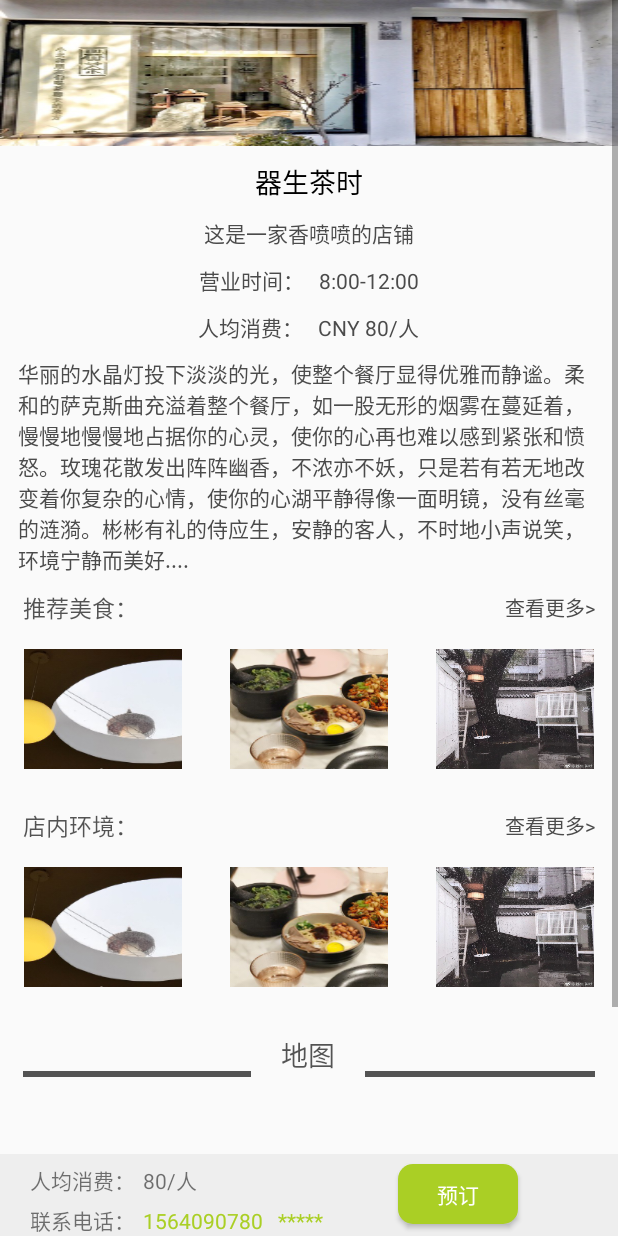
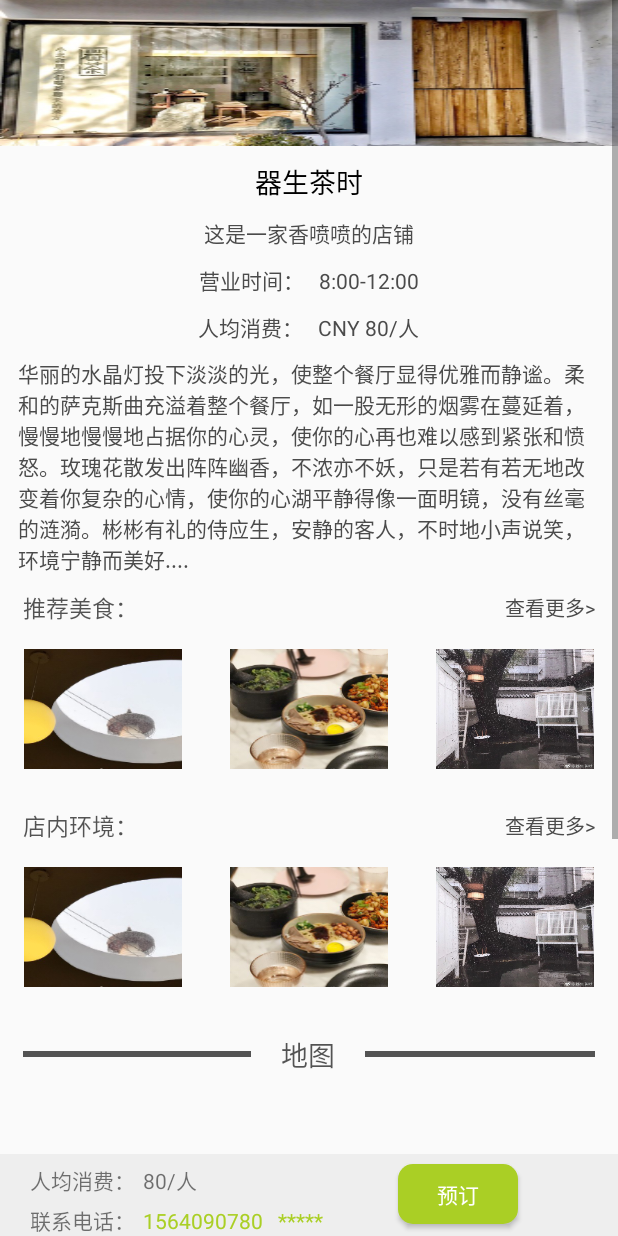
Before and after one commit to imgaryyang/Sweet, an Android app: the StoreParticularInfoActivity screen opened directly, with no data from a screen before it, on a phone screen of 412 x 824 dp. Run offline under Robolectric (Android 15) with nearby library versions, the phone set to English and light mode, and no system bars; plain views replace MapView; pictures from the network do not load.

Commit message:
修改店铺详情显示不全问题

```diff
--- a/app/src/main/java/com/lucky/sweet/activity/StoreParticularInfoActivity.java
+++ b/app/src/main/java/com/lucky/sweet/activity/StoreParticularInfoActivity.java
@@ -3,13 +3,17 @@ package com.lucky.sweet.activity;
 import android.content.Intent;
 import android.os.Bundle;
 import android.widget.ImageView;
+import android.widget.ListView;
 import android.widget.TextView;
 import android.widget.Toast;
 
 import com.bumptech.glide.Glide;
 import com.lucky.sweet.R;
+import com.lucky.sweet.adapter.CircleListViewAdapter;
 import com.lucky.sweet.entity.StoreDetailedInfo;
 import com.lucky.sweet.moudel.particularinfo.ParticularInfoManager;
+
+import java.util.ArrayList;
 
 /**
  * Created by c on 2017/12/13.
@@ -31,6 +35,7 @@ public class StoreParticularInfoActivity extends BaseActivity  {
     private TextView tv_shop_int;
     private TextView tv_shop_worktime;
     private TextView tv_shop_des;
+    private ListView lv_circle;
 
     @Override
     protected void onCreate(Bundle savedInstanceState) {
@@ -48,6 +53,14 @@ public class StoreParticularInfoActivity extends BaseActivity  {
         Intent intent = getIntent();
         int shopid = intent.getIntExtra("shopid", 0);
         Toast.makeText(this, "点击店铺ID：" + shopid, Toast.LENGTH_SHORT).show();
+        ArrayList<String> objects = new ArrayList<String>();
+        objects.add("");
+        objects.add("");
+        objects.add("");
+        objects.add("");
+        objects.add("");
+        objects.add("");
+        lv_circle.setAdapter(new CircleListViewAdapter(objects,StoreParticularInfoActivity.this));
     }
 
     public void upData(StoreDetailedInfo.MerinfoBean info) {
@@ -73,7 +86,7 @@ public class StoreParticularInfoActivity extends BaseActivity  {
         tv_shop_int = findViewById(R.id.tv_shop_int);
         tv_shop_worktime = findViewById(R.id.tv_shop_worktime);
         tv_shop_des = findViewById(R.id.tv_shop_des);
-
+        lv_circle = (ListView)findViewById(R.id.lv_circle);
 
     }
 
--- a/app/src/main/res/layout/activity_storeinfo.xml
+++ b/app/src/main/res/layout/activity_storeinfo.xml
@@ -5,10 +5,9 @@
     android:layout_height="match_parent"
     android:orientation="vertical">
 
-    <include layout="@layout/layout_title"/>
 
     <ScrollView
-        android:layout_width="wrap_content"
+        android:layout_width="match_parent"
         android:layout_height="wrap_content">
 
         <LinearLayout
@@ -213,28 +212,30 @@
                 android:layout_height="wrap_content"
                 android:layout_marginTop="15dp"
                 android:orientation="horizontal">
+
                 <View
-                    android:layout_weight="2"
                     android:layout_width="0dp"
                     android:layout_height="4dp"
+                    android:layout_gravity="center"
                     android:layout_marginLeft="15dp"
-                    android:layout_gravity="center"
+                    android:layout_weight="2"
                     android:background="@color/black"/>
+
                 <TextView
-                    android:layout_weight="1"
                     android:layout_width="0dp"
                     android:layout_height="wrap_content"
+                    android:layout_weight="1"
                     android:gravity="center"
-                    android:textSize="18dp"
+                    android:text="地图"
                     android:textColor="@color/black"
-                    android:text="地图"/>
+                    android:textSize="18dp"/>
 
                 <View
-                    android:layout_weight="2"
                     android:layout_width="0dp"
                     android:layout_height="4dp"
                     android:layout_gravity="center"
                     android:layout_marginRight="15dp"
+                    android:layout_weight="2"
                     android:background="@color/black"/>
 
             </LinearLayout>
@@ -243,35 +244,38 @@
                 android:layout_width="match_parent"
                 android:layout_height="200dp"
                 android:layout_marginLeft="15dp"
-                android:layout_marginRight="15dp"/>
+                android:layout_marginRight="15dp"
+                android:layout_marginTop="15dp"/>
 
             <LinearLayout
                 android:layout_width="match_parent"
                 android:layout_height="wrap_content"
                 android:layout_marginTop="15dp"
                 android:orientation="horizontal">
+
                 <View
-                    android:layout_weight="2"
                     android:layout_width="0dp"
                     android:layout_height="4dp"
+                    android:layout_gravity="center"
                     android:layout_marginLeft="15dp"
-                    android:layout_gravity="center"
+                    android:layout_weight="2"
                     android:background="@color/black"/>
+
                 <TextView
-                    android:layout_weight="1"
                     android:layout_width="0dp"
                     android:layout_height="wrap_content"
+                    android:layout_weight="1"
                     android:gravity="center"
-                    android:textSize="18dp"
+                    android:text="圈子"
                     android:textColor="@color/black"
-                    android:text="圈子"/>
+                    android:textSize="18dp"/>
 
                 <View
-                    android:layout_weight="2"
                     android:layout_width="0dp"
                     android:layout_height="4dp"
                     android:layout_gravity="center"
                     android:layout_marginRight="15dp"
+                    android:layout_weight="2"
                     android:background="@color/black"/>
 
             </LinearLayout>
@@ -279,13 +283,13 @@
             <ListView
                 android:id="@+id/lv_circle"
                 android:layout_width="match_parent"
-                android:layout_height="match_parent"/>
+                android:layout_height="wrap_content"/>
 
 
         </LinearLayout>
 
 
-</ScrollView>
+    </ScrollView>
 
 
     <LinearLayout
@@ -304,4 +308,4 @@
     </LinearLayout>
 
 
-    </FrameLayout>
+</FrameLayout>
```
